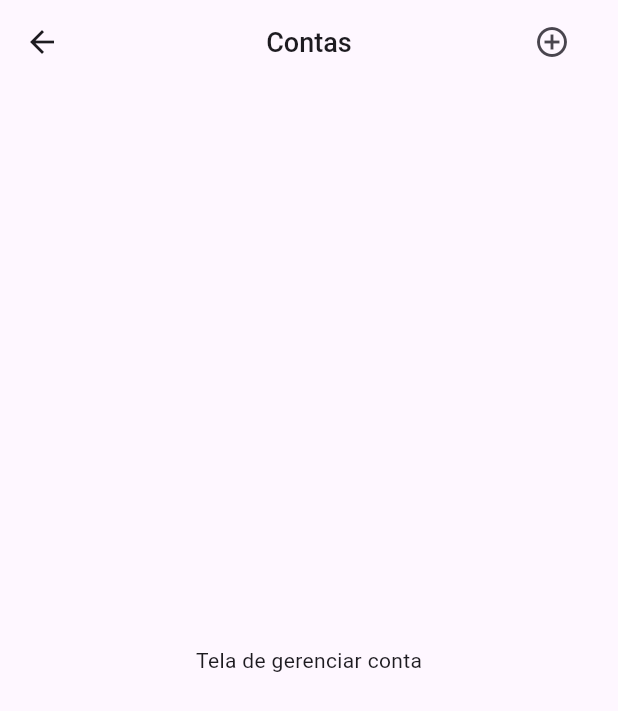
After one commit to melquetrindade/financas-pessoais, a Flutter app: the screen it shows after launch, after a tap on "Gerenciar contas", on a phone screen of 412 x 824 dp. The commit adds this screen. Shown: the top 711 px of the screen. Run offline on Flutter 3.47's test engine with Material 3 defaults, Android fonts, the phone set to English and light mode, and no system bars.

Commit message:
pequenos ajustes na tela home e criando a tela de gerenciar contas

```diff
--- a/financas_pessoais/lib/main.dart
+++ b/financas_pessoais/lib/main.dart
@@ -1,4 +1,4 @@
-import 'package:financas_pessoais/pages/home.dart';
+import 'package:financas_pessoais/routes/routes.dart';
 import 'package:flutter/material.dart';
 
 void main() {
@@ -8,7 +8,6 @@ void main() {
 class MyApp extends StatelessWidget {
   const MyApp({super.key});
 
-  // This widget is the root of your application.
   @override
   Widget build(BuildContext context) {
     return MaterialApp(
@@ -18,7 +17,9 @@ class MyApp extends StatelessWidget {
         colorScheme: ColorScheme.fromSeed(seedColor: Colors.deepPurple),
         useMaterial3: true,
       ),
-      home: const Home(),
+      routes: Routes.list,
+      initialRoute: Routes.initial,
+      navigatorKey: Routes.navigatorKey,
     );
   }
 }
--- /dev/null
+++ b/financas_pessoais/lib/pages/gerenciarConta.dart
@@ -0,0 +1,38 @@
+import 'package:flutter/material.dart';
+
+class GerenciarContaPage extends StatefulWidget {
+  const GerenciarContaPage({super.key});
+
+  @override
+  State<GerenciarContaPage> createState() => _GerenciarContaPageState();
+}
+
+class _GerenciarContaPageState extends State<GerenciarContaPage> {
+  @override
+  Widget build(BuildContext context) {
+    return Scaffold(
+      appBar: AppBar(
+        centerTitle: true,
+        title: const Text(
+          'Contas',
+          style: TextStyle(fontSize: 18, fontWeight: FontWeight.w500),
+        ),
+        actions: [
+          Padding(
+            padding: const EdgeInsets.only(right: 20),
+            child: IconButton(
+                onPressed: () {
+                  print("add nova conta");
+                },
+                icon: Icon(
+                  Icons.add_circle_outline,
+                )),
+          )
+        ],
+      ),
+      body: Center(
+        child: Text("Tela de gerenciar conta"),
+      ),
+    );
+  }
+}
--- a/financas_pessoais/lib/pages/home.dart
+++ b/financas_pessoais/lib/pages/home.dart
@@ -11,6 +11,36 @@ class Home extends StatefulWidget {
 
 class _HomeState extends State<Home> {
   final RepositoryCategorias repositoryCategorias = RepositoryCategorias();
+
+  void mostarModal(BuildContext context) {
+    showModalBottomSheet(
+      context: context,
+      isScrollControlled: true, // Permite ocupar a altura total
+      shape: RoundedRectangleBorder(
+        borderRadius: BorderRadius.vertical(
+            top: Radius.circular(20)), // Bordas arredondadas no topo
+      ),
+      builder: (BuildContext context) {
+        return Container(
+          width: MediaQuery.of(context).size.width,
+          height: MediaQuery.of(context).size.height - 50,
+          padding: EdgeInsets.all(16),
+          child: Column(
+            mainAxisSize: MainAxisSize.min,
+            children: [
+              Text("Bottom Sheet Tela Cheia",
+                  style: TextStyle(fontSize: 20, fontWeight: FontWeight.bold)),
+              SizedBox(height: 20),
+              ElevatedButton(
+                onPressed: () => Navigator.pop(context),
+                child: Text("Fechar"),
+              ),
+            ],
+          ),
+        );
+      },
+    );
+  }
 
   @override
   Widget build(BuildContext context) {
@@ -63,13 +93,30 @@ class _HomeState extends State<Home> {
                   ),
                 ],
               ),
+              InkWell(
+                child: SizedBox(
+                  height: 40,
+                  width: 40,
+                  child: CircleAvatar(
+                    radius: 10,
+                    backgroundColor: Colors.blue.shade300,
+                    child: Icon(
+                      Icons.notifications_rounded,
+                      color: Colors.white,
+                    ),
+                  ),
+                ),
+                onTap: () {
+                  print("Mostar tela de notificações");
+                },
+              )
             ],
           ),
         )),
       ),
       body: SingleChildScrollView(
         child: Padding(
-          padding: const EdgeInsets.all(20),
+          padding: const EdgeInsets.symmetric(horizontal: 13),
           child: Column(
             children: [
               Container(
@@ -170,14 +217,17 @@ class _HomeState extends State<Home> {
                         ListTile(
                           contentPadding: EdgeInsets.zero,
                           leading: SizedBox(
-                            width: 40,
-                            height: 40,
-                            child: CircleAvatar(
+                              width: 40,
+                              height: 40,
+                              child: CircleAvatar(
                                 radius: 15,
-                                backgroundColor: repositoryCategorias.categorias[0].cor,
-                                child: Icon(repositoryCategorias.categorias[0].icon, color: Colors.white,),
-                            )
-                          ),
+                                backgroundColor:
+                                    repositoryCategorias.categorias[0].cor,
+                                child: Icon(
+                                  repositoryCategorias.categorias[0].icon,
+                                  color: Colors.white,
+                                ),
+                              )),
                           title: Text(repositoryCategorias.categorias[0].nome),
                           trailing: Text(
                             "R\$ 1.000,00",
@@ -200,7 +250,10 @@ class _HomeState extends State<Home> {
                                   ),
                                 ),
                               ),
-                              onPressed: () {},
+                              onPressed: () {
+                                //mostarModal(context);
+                                Navigator.pushNamed(context, '/gerenciaConta');
+                              },
                               child: Text(
                                 'Gerenciar contas',
                                 style: TextStyle(
--- /dev/null
+++ b/financas_pessoais/lib/routes/routes.dart
@@ -0,0 +1,13 @@
+import 'package:financas_pessoais/pages/gerenciarConta.dart';
+import 'package:financas_pessoais/pages/home.dart';
+import 'package:flutter/material.dart';
+
+class Routes {
+  static Map<String, Widget Function(BuildContext)> list = <String, WidgetBuilder>{
+    '/home': (_) => const Home(),
+    '/gerenciaConta': (_) => const GerenciarContaPage(),
+  };
+  static String initial = '/home';
+
+  static GlobalKey<NavigatorState>? navigatorKey = GlobalKey<NavigatorState>();
+}
```
